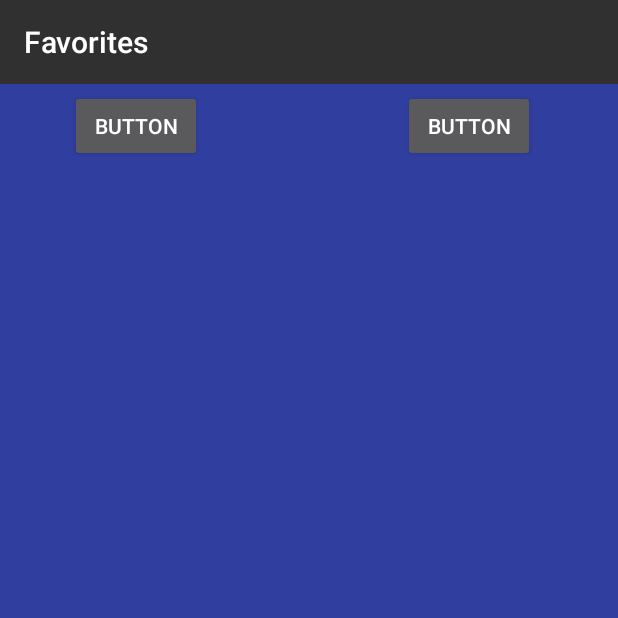
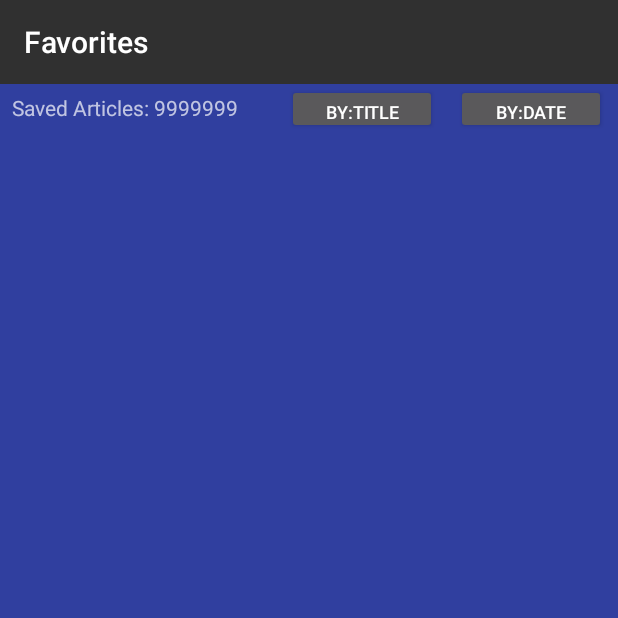
Before and after one commit to onionsalot/NewsReader, an Android app: the FavoritesFragment screen opened directly, with no data from a screen before it, on a phone screen of 412 x 824 dp, the top half of it. Run offline under Robolectric (Android 15) with nearby library versions, the phone set to English and light mode, and no system bars; our stand-ins replace Picasso; libraries missing offline, so code that uses them is left out: com.like; pictures from the network do not load.

Commit message:
Added sortBy: title and date-added functionality

```diff
--- a/app/src/main/java/org/example/trongnguyen/newsreader/fragments/FavoritesFragment.java
+++ b/app/src/main/java/org/example/trongnguyen/newsreader/fragments/FavoritesFragment.java
@@ -13,6 +13,7 @@ import android.support.v4.app.Fragment;
 import android.support.v4.app.LoaderManager;
 import android.support.v4.content.CursorLoader;
 import android.support.v4.content.Loader;
+import android.text.TextUtils;
 import android.util.Log;
 import android.view.LayoutInflater;
 import android.view.View;
@@ -21,6 +22,9 @@ import android.widget.AdapterView;
 import android.widget.Button;
 import android.widget.ListView;
 import android.widget.TextView;
+
+import org.example.trongnguyen.newsreader.DetailsActivity;
+import org.example.trongnguyen.newsreader.News;
 import org.example.trongnguyen.newsreader.R;
 import org.example.trongnguyen.newsreader.data.NewsContract;
 import org.example.trongnguyen.newsreader.data.NewsCursorAdapter;
@@ -34,8 +38,8 @@ import static android.content.ContentValues.TAG;
 public class FavoritesFragment extends Fragment implements LoaderManager.LoaderCallbacks<Cursor>{
     private NewsDbHelper mDbHelper;
     View rootView;
-    TextView textView;
     NewsCursorAdapter mNewsCursorAdapter;
+    String sortBy;
     @Override
     public void onCreate(@Nullable Bundle savedInstanceState) {
         super.onCreate(savedInstanceState);
@@ -46,27 +50,58 @@ public class FavoritesFragment extends Fragment implements LoaderManager.LoaderC
     @Override
     public View onCreateView(@NonNull LayoutInflater inflater, @Nullable ViewGroup container, @Nullable Bundle savedInstanceState) {
         rootView = inflater.inflate(R.layout.fragment_favorites, container, false);
-        Button button = (Button) rootView.findViewById(R.id.test_button);
-        button.setOnClickListener(new View.OnClickListener() {
+        Button byTitle = (Button) rootView.findViewById(R.id.sort_name);
+        Button byDate = (Button) rootView.findViewById(R.id.sort_date);
+        byTitle.setOnClickListener(new View.OnClickListener() {
             @Override
             public void onClick(View v) {
-                testButton();
+                displayDatabaseInfo(1);
             }
         });
-        Button button2 = (Button) rootView.findViewById(R.id.test_button2);
-        button2.setOnClickListener(new View.OnClickListener() {
+        byDate.setOnClickListener(new View.OnClickListener() {
             @Override
             public void onClick(View v) {
-                testButton2();
+                displayDatabaseInfo(2);
             }
         });
 
-        displayDatabaseInfo();
+
+        displayDatabaseInfo(0);
 
         return rootView;
     }
 
-    private void displayDatabaseInfo() {
+    private void displayDatabaseInfo(int sort) {
+
+        switch (sort) {
+            case 0:
+                sortBy = null;
+                break;
+            case 1:
+                if (TextUtils.isEmpty(sortBy)) {
+                    sortBy = NewsContract.NewsEntry.COLUMN_NEWS_NAME + " ASC";
+                } else {
+                    if (sortBy.equals(NewsContract.NewsEntry.COLUMN_NEWS_NAME + " ASC")) {
+                        sortBy = NewsContract.NewsEntry.COLUMN_NEWS_NAME + " DESC";
+                    } else {
+                        sortBy = NewsContract.NewsEntry.COLUMN_NEWS_NAME + " ASC";
+                    }
+                }
+                break;
+            case 2:
+                if (TextUtils.isEmpty(sortBy)) {
+                    sortBy = NewsContract.NewsEntry._ID + " ASC";
+                } else {
+                    if (sortBy.equals(NewsContract.NewsEntry._ID + " ASC")) {
+                        sortBy = NewsContract.NewsEntry._ID + " DESC";
+                    } else {
+                        sortBy = NewsContract.NewsEntry._ID + " ASC";
+                    }
+                }
+                break;
+            default:
+                break;
+        }
         String [] projection = {
                 BaseColumns._ID,
                 NewsContract.NewsEntry.COLUMN_NEWS_UID,
@@ -80,12 +115,12 @@ public class FavoritesFragment extends Fragment implements LoaderManager.LoaderC
                 NewsContract.NewsEntry.COLUMN_NEWS_PICTURE
         };
 
-        Cursor cursor = getActivity().getContentResolver().query(
+        final Cursor cursor = getActivity().getContentResolver().query(
                 NewsContract.NewsEntry.CONTENT_URI,
                 projection,
                 null,
                 null,
-                null,
+                sortBy,
                 null
         );
 
@@ -98,16 +133,19 @@ public class FavoritesFragment extends Fragment implements LoaderManager.LoaderC
 
         // set the adapter on the casted view
         newsListView.setAdapter(mNewsCursorAdapter);
-    }
 
-    private void testButton() {
+        newsListView.setOnItemClickListener(new AdapterView.OnItemClickListener() {
+            @Override
+            public void onItemClick(AdapterView<?> parent, View view, int position, long id) {
 
-
-
-
-    }
-    private void testButton2() {
-        getActivity().getContentResolver().delete(NewsContract.NewsEntry.CONTENT_URI, null, null);
+                Cursor cursor1 = mNewsCursorAdapter.getCursor();
+                int linkColumnIndex = cursor1.getColumnIndex(NewsContract.NewsEntry.COLUMN_NEWS_LINK);
+                String url = cursor1.getString(linkColumnIndex);
+                Intent intent = new Intent(Intent.ACTION_VIEW);
+                intent.setData(Uri.parse(url));
+                startActivity(intent);
+            }
+        });
     }
 
     @NonNull
@@ -131,7 +169,7 @@ public class FavoritesFragment extends Fragment implements LoaderManager.LoaderC
                 projection,
                 null,
                 null,
-                null
+                sortBy
         );
     }
 
--- a/app/src/main/res/layout/fragment_favorites.xml
+++ b/app/src/main/res/layout/fragment_favorites.xml
@@ -6,37 +6,53 @@
     android:layout_height="match_parent"
     android:background="@color/colorPrimaryDark">
 
-    <Button
-        android:id="@+id/test_button"
-        android:layout_width="wrap_content"
-        android:layout_height="wrap_content"
-        android:layout_marginTop="4dp"
-        android:text="Button"
-        app:layout_constraintHorizontal_bias="0.145"
-        app:layout_constraintLeft_toLeftOf="parent"
-        app:layout_constraintRight_toRightOf="parent"
-        app:layout_constraintTop_toTopOf="parent" />
-
     <ListView
         android:id="@+id/favorites_list_view"
         android:layout_width="0dp"
         android:layout_height="0dp"
-        android:layout_marginBottom="8dp"
-        android:layout_marginTop="4dp"
         app:layout_constraintBottom_toBottomOf="parent"
         app:layout_constraintLeft_toLeftOf="parent"
         app:layout_constraintRight_toRightOf="parent"
-        app:layout_constraintTop_toBottomOf="@+id/test_button" />
+        app:layout_constraintTop_toBottomOf="@+id/textView2" />
+
+    <TextView
+        android:id="@+id/textView2"
+        android:layout_width="0dp"
+        android:layout_height="31dp"
+        android:gravity="left|center_vertical"
+        android:paddingLeft="8dp"
+        android:text="Saved Articles: 9999999"
+        android:textSize="14sp"
+        app:layout_constraintEnd_toEndOf="parent"
+        app:layout_constraintStart_toStartOf="parent"
+        app:layout_constraintTop_toTopOf="parent" />
 
     <Button
-        android:id="@+id/test_button2"
-        android:layout_width="wrap_content"
-        android:layout_height="wrap_content"
-        android:layout_marginEnd="43dp"
-        android:layout_marginStart="122dp"
-        android:layout_marginTop="4dp"
-        android:text="Button"
-        app:layout_constraintEnd_toEndOf="parent"
-        app:layout_constraintStart_toEndOf="@+id/test_button"
-        app:layout_constraintTop_toTopOf="parent" />
+        android:id="@+id/sort_name"
+        android:layout_width="100dp"
+        android:layout_height="33dp"
+        android:layout_marginEnd="8dp"
+        android:layout_marginStart="8dp"
+        android:text="by:Title"
+        android:textSize="12sp"
+        app:layout_constraintBottom_toBottomOf="@+id/textView2"
+        app:layout_constraintEnd_toEndOf="@+id/textView2"
+        app:layout_constraintHorizontal_bias="0.62"
+        app:layout_constraintStart_toStartOf="@+id/textView2"
+        app:layout_constraintTop_toTopOf="@+id/textView2" />
+
+    <Button
+        android:id="@+id/sort_date"
+        android:layout_width="100dp"
+        android:layout_height="33dp"
+        android:layout_marginEnd="8dp"
+        android:layout_marginStart="8dp"
+        android:text="by:Date"
+        android:textSize="12sp"
+        app:layout_constraintBottom_toBottomOf="@+id/textView2"
+        app:layout_constraintEnd_toEndOf="@+id/textView2"
+        app:layout_constraintHorizontal_bias="1.0"
+        app:layout_constraintStart_toStartOf="@+id/textView2"
+        app:layout_constraintTop_toTopOf="@+id/textView2" />
+
 </android.support.constraint.ConstraintLayout>
```
